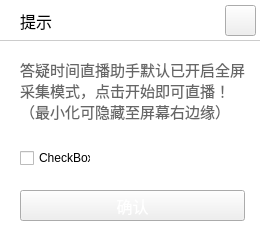
The window that qatime-studio/UIScreentip.ui (chuanjiabao1981/qatime-win) describes before a commit, drawn with Qt 5.
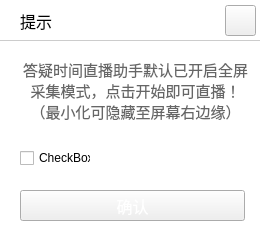
The same window after the commit. Icons and pictures are not drawn.

```diff
--- a/qatime-studio/UIScreentip.ui
+++ b/qatime-studio/UIScreentip.ui
@@ -10,6 +10,12 @@
     <height>236</height>
    </rect>
   </property>
+  <property name="minimumSize">
+   <size>
+    <width>260</width>
+    <height>236</height>
+   </size>
+  </property>
   <property name="windowTitle">
    <string>UIScreenTip</string>
   </property>
@@ -88,6 +94,9 @@
 采集模式，点击开始即可直播！
 （最小化可隐藏至屏幕右边缘）</string>
    </property>
+   <property name="alignment">
+    <set>Qt::AlignCenter</set>
+   </property>
   </widget>
   <widget class="QCheckBox" name="tip_checkBox">
    <property name="geometry">
```
